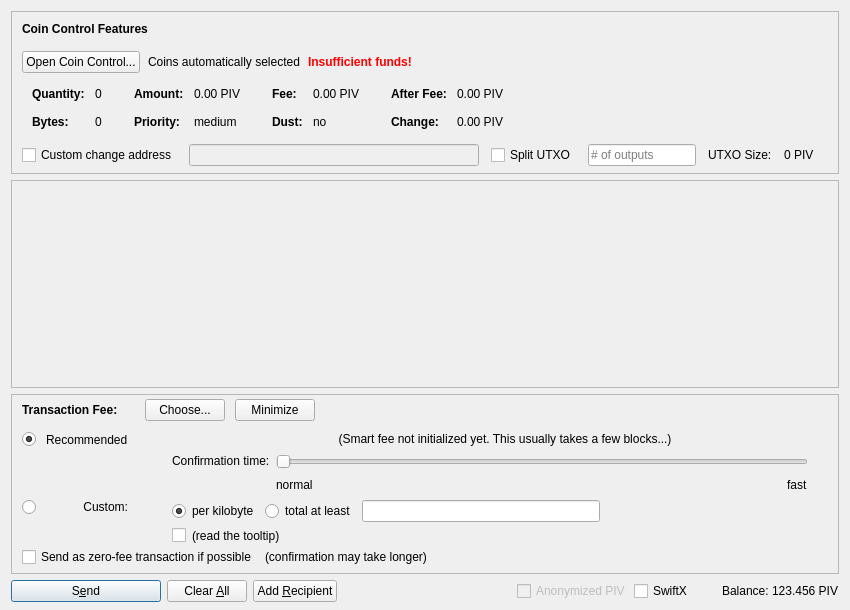
DiviDomains/PrivateDivi, file divi/src/qt/forms/sendcoinsdialog.ui: the form before one commit.
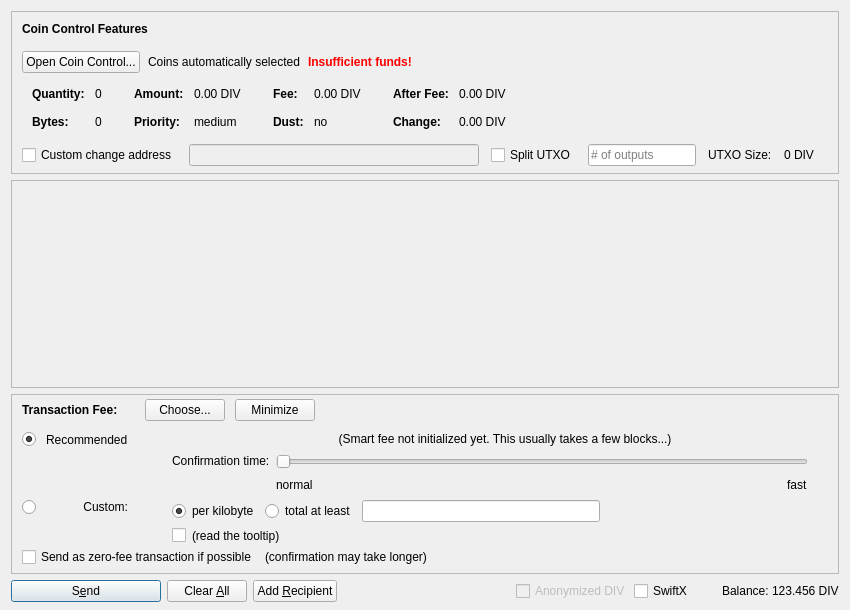
The form after the commit. Icons and pictures are not drawn. Custom widgets are drawn as their Qt base class.

Diff of the .ui file:
```diff
--- a/divi/src/qt/forms/sendcoinsdialog.ui
+++ b/divi/src/qt/forms/sendcoinsdialog.ui
@@ -324,7 +324,7 @@
                   <enum>Qt::ActionsContextMenu</enum>
                  </property>
                  <property name="text">
-                  <string notr="true">0.00 PIV</string>
+                  <string notr="true">0.00 DIV</string>
                  </property>
                  <property name="textInteractionFlags">
                   <set>Qt::LinksAccessibleByMouse|Qt::TextSelectableByKeyboard|Qt::TextSelectableByMouse</set>
@@ -404,7 +404,7 @@
                   <enum>Qt::ActionsContextMenu</enum>
                  </property>
                  <property name="text">
-                  <string notr="true">0.00 PIV</string>
+                  <string notr="true">0.00 DIV</string>
                  </property>
                  <property name="textInteractionFlags">
                   <set>Qt::LinksAccessibleByMouse|Qt::TextSelectableByKeyboard|Qt::TextSelectableByMouse</set>
@@ -484,7 +484,7 @@
                   <enum>Qt::ActionsContextMenu</enum>
                  </property>
                  <property name="text">
-                  <string notr="true">0.00 PIV</string>
+                  <string notr="true">0.00 DIV</string>
                  </property>
                  <property name="textInteractionFlags">
                   <set>Qt::LinksAccessibleByMouse|Qt::TextSelectableByKeyboard|Qt::TextSelectableByMouse</set>
@@ -513,7 +513,7 @@
                   <enum>Qt::ActionsContextMenu</enum>
                  </property>
                  <property name="text">
-                  <string notr="true">0.00 PIV</string>
+                  <string notr="true">0.00 DIV</string>
                  </property>
                  <property name="textInteractionFlags">
                   <set>Qt::LinksAccessibleByMouse|Qt::TextSelectableByKeyboard|Qt::TextSelectableByMouse</set>
@@ -594,7 +594,7 @@
           <item>
            <widget class="QLabel" name="labelBlockSize">
             <property name="text">
-             <string>0 PIV</string>
+             <string>0 DIV</string>
             </property>
            </widget>
           </item>
@@ -1390,7 +1390,7 @@
           <bool>false</bool>
          </property>
          <property name="text">
-          <string>Anonymized PIV</string>
+          <string>Anonymized DIV</string>
          </property>
         </widget>
        </item>
@@ -1429,7 +1429,7 @@
           <cursorShape>IBeamCursor</cursorShape>
          </property>
          <property name="text">
-          <string notr="true">123.456 PIV</string>
+          <string notr="true">123.456 DIV</string>
          </property>
          <property name="textInteractionFlags">
           <set>Qt::LinksAccessibleByMouse|Qt::TextSelectableByKeyboard|Qt::TextSelectableByMouse</set>
```
Left out of the diff: 6 changed lines with no effect on the pictures.
